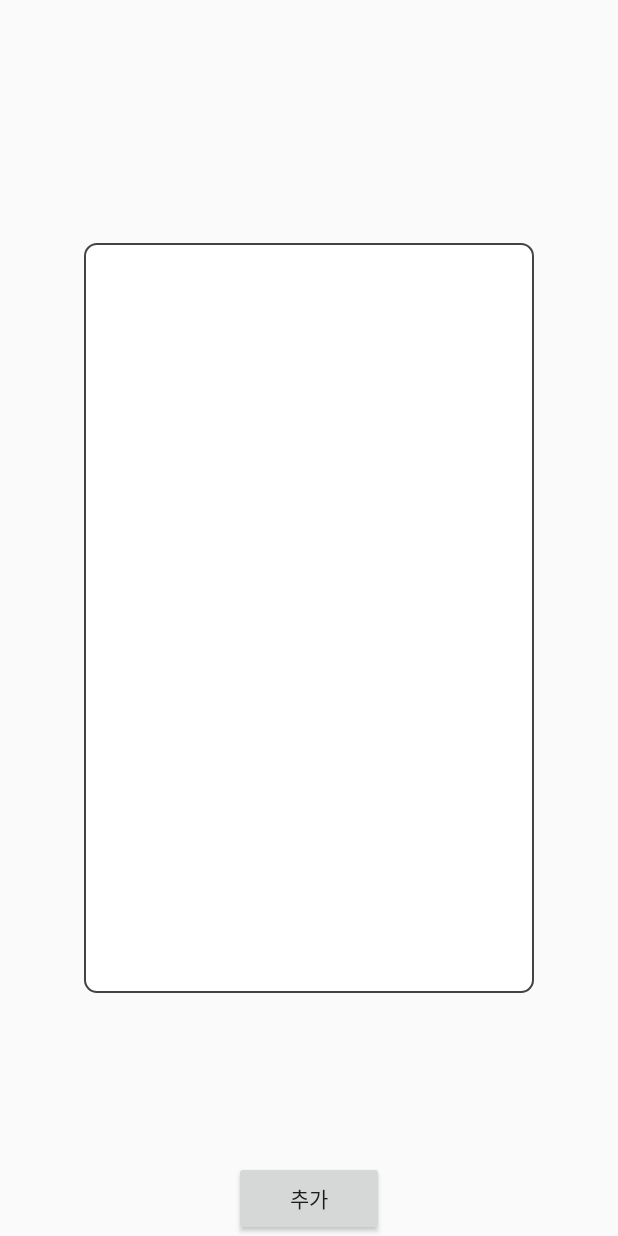
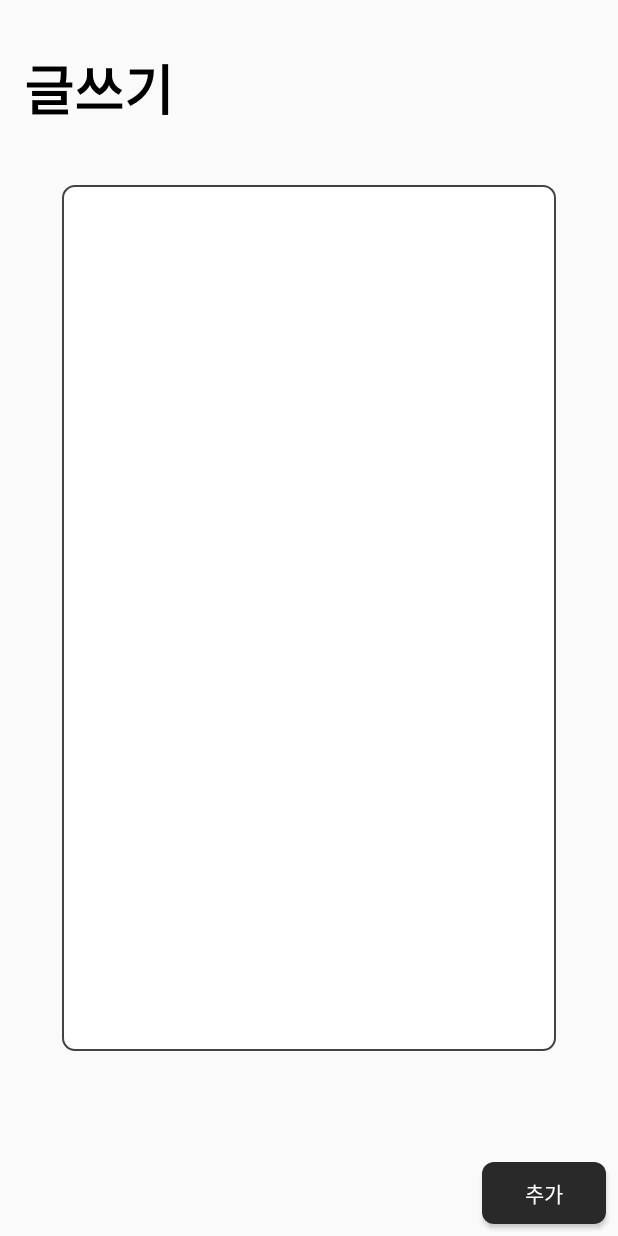
Before and after one commit to nks0614/2020-DGSW-Hackathon, an Android app: the AddActivity screen opened directly, with no data from a screen before it, on a phone screen of 412 x 824 dp. Run offline under Robolectric (Android 15) with nearby library versions, the phone set to English and light mode, and no system bars; our stand-ins replace Room's generated code; libraries missing offline, so code that uses them is left out: com.project.simplecode.

Commit message:
[UPDATE] finish

```diff
--- a/Android/app/src/main/res/layout/activity_add.xml
+++ b/Android/app/src/main/res/layout/activity_add.xml
@@ -6,10 +6,24 @@
     android:layout_height="match_parent"
     tools:context=".AddActivity">
 
+    <TextView
+        android:layout_width="wrap_content"
+        android:layout_height="wrap_content"
+        android:text="글쓰기"
+        android:textSize="36sp"
+        android:textColor="#000"
+        android:textStyle="bold"
+        android:layout_marginStart="16dp"
+        android:layout_marginTop="32dp"
+        app:layout_constraintTop_toTopOf="parent"
+        app:layout_constraintStart_toStartOf="parent" />
+
     <EditText
         android:id="@+id/add_edit"
-        android:layout_width="300dp"
-        android:layout_height="500dp"
+        android:layout_width="0dp"
+        app:layout_constraintWidth_percent="0.8"
+        android:layout_height="0dp"
+        app:layout_constraintHeight_percent="0.7"
         android:background="@drawable/border"
         android:gravity="top"
         android:padding="10dp"
@@ -20,11 +34,15 @@
 
     <Button
         android:id="@+id/add_button"
-        android:layout_width="100dp"
-        android:layout_height="50dp"
+        android:layout_width="0dp"
+        app:layout_constraintWidth_percent="0.2"
+        android:layout_height="0dp"
+        app:layout_constraintHeight_percent="0.05"
         android:text="추가"
+        android:background="@drawable/background_round"
+        android:textColor="@color/white"
+        android:layout_margin="8dp"
         app:layout_constraintBottom_toBottomOf="parent"
-        app:layout_constraintStart_toStartOf="parent"
         app:layout_constraintEnd_toEndOf="parent"/>
 
 </androidx.constraintlayout.widget.ConstraintLayout>
--- a/Android/app/src/main/res/layout/activity_main.xml
+++ b/Android/app/src/main/res/layout/activity_main.xml
@@ -55,7 +55,9 @@
                 android:layout_height="wrap_content"
                 android:text="+"
                 android:textSize="42sp"
+                android:layout_marginStart="10dp"
                 app:layout_constraintTop_toTopOf="@id/main_rcView"
+                app:layout_constraintBottom_toBottomOf="@id/main_rcView"
                 app:layout_constraintEnd_toEndOf="parent"
                 app:layout_constraintStart_toEndOf="@id/main_rcView"/>
 
```
Also changed, not shown: Android/app/src/main/java/com/project/hackathon/ContentActivity.kt (+30 -0 lines), Android/app/src/main/java/com/project/hackathon/MainActivity.kt (+17 -16 lines), Android/app/src/main/java/com/project/hackathon/adapter/RcViewAdapter.kt (+8 -0 lines), Android/app/src/main/res/layout/activity_content.xml (+52 -0 lines), Android/app/src/main/res/drawable-hdpi/night_wind.png (deleted), Android/app/src/main/res/drawable-hdpi/sun_wind.png (deleted), Android/app/src/main/res/drawable-ldpi/night_wind.png (deleted), Android/app/src/main/res/drawable-ldpi/sun_wind.png (deleted), Android/app/src/main/res/drawable-mdpi/night_wind.png (deleted), Android/app/src/main/res/drawable-mdpi/sun_wind.png (deleted), Android/app/src/main/res/drawable-xhdpi/night_wind.png (deleted), Android/app/src/main/res/drawable-xhdpi/sun_wind.png (deleted), Android/app/src/main/res/drawable-xxhdpi/night_wind.png (deleted), Android/app/src/main/res/drawable-xxhdpi/sun_wind.png (deleted), 2 more files.
